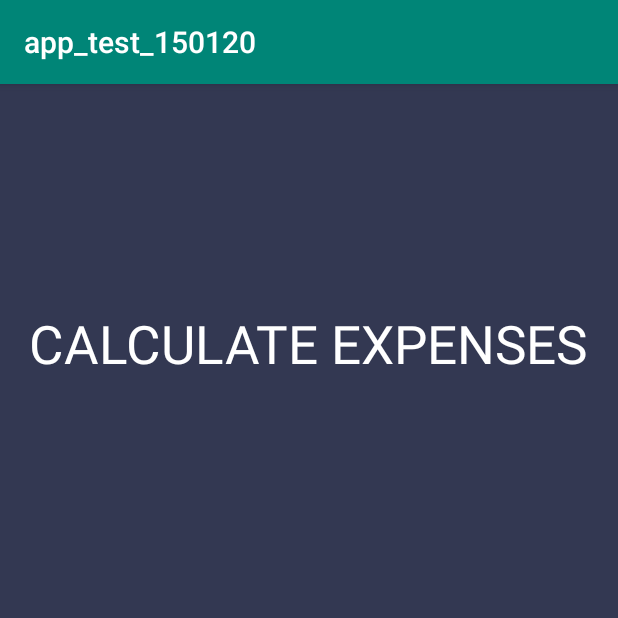
After one commit to SapirLevy95/SplitEven, an Android app: the CalculateExpenses screen opened directly, with no data from a screen before it, on a phone screen of 412 x 824 dp, the top half of it. The commit adds this screen. Run offline under Robolectric (Android 15) with nearby library versions, the phone set to English and light mode, and no system bars.

Commit message:
adding calculation expenses screen

```diff
--- a/app/src/main/AndroidManifest.xml
+++ b/app/src/main/AndroidManifest.xml
@@ -9,10 +9,11 @@
         android:roundIcon="@mipmap/ic_launcher_round"
         android:supportsRtl="true"
         android:theme="@style/AppTheme">
+        <activity android:name=".CalculateExpenses"></activity>
         <activity
             android:name=".approveNewItem"
             android:label="@string/title_activity_approve_new_item"
-            android:theme="@style/AppTheme.NoActionBar"></activity>
+            android:theme="@style/AppTheme.NoActionBar" />
         <activity android:name=".admin_main_menu" />
         <activity android:name=".add_shared_item" />
         <activity android:name=".ShoppingCart" />
--- /dev/null
+++ b/app/src/main/java/com/example/split_even/CalculateExpenses.java
@@ -0,0 +1,46 @@
+package com.example.split_even;
+
+import androidx.appcompat.app.AppCompatActivity;
+
+import android.os.Bundle;
+import android.widget.TextView;
+
+public class CalculateExpenses extends AppCompatActivity {
+
+    private TextView user1;
+    private TextView user2;
+    private  TextView user3;
+    private TextView user4;
+    private TextView user1_expenses;
+    private  TextView user2_expenses;
+    private TextView user3_expenses;
+    private  TextView user4_expenses;
+
+    @Override
+    protected void onCreate(Bundle savedInstanceState) {
+        super.onCreate(savedInstanceState);
+        setContentView(R.layout.activity_calculate_expenses);
+
+        user1 = findViewById(R.id.username1Tv);
+        user2 = findViewById(R.id.username2Tv);
+        user3 = findViewById(R.id.username3Tv);
+
+        user1_expenses = findViewById(R.id.user1ExpensesTv);
+        user1_expenses = findViewById(R.id.user2ExpensesTv);
+        user1_expenses = findViewById(R.id.user3ExpensesTv);
+
+        //Todo : put the info into the textview like -->   user1.setText(""); --> while we get the text from DB
+
+
+
+
+
+
+
+
+
+
+
+
+    }
+}
--- a/app/src/main/java/com/example/split_even/Main_menu.java
+++ b/app/src/main/java/com/example/split_even/Main_menu.java
@@ -28,6 +28,7 @@ public class Main_menu extends AppCompatActivity {
     Button addOfferItemBt;
     EditText offerNewItemEt;
     static String offeredItem;
+    Button calculationScreenBt;
 
 
     @Override
@@ -41,6 +42,7 @@ public class Main_menu extends AppCompatActivity {
         approveNewItemBt = findViewById(R.id.approve_new_itemBt);
         addOfferItemBt = findViewById(R.id.offerItemB);
         offerNewItemEt = findViewById(R.id.add_iteEt);
+        calculationScreenBt = findViewById(R.id.calculationExpansesScreenBt);
 
         if (!AppState.user_name.equals("admin@gmail.com")) {
             System.out.println("user_name");
@@ -99,6 +101,15 @@ public class Main_menu extends AppCompatActivity {
             }
         });
 
+
+        calculationScreenBt.setOnClickListener(new View.OnClickListener() {
+            @Override
+            public void onClick(View view) {
+                moveToCalculatuonScreen();
+            }
+        });
+
+
         mLogOffBtn.setOnClickListener(new View.OnClickListener() {
             @Override
             public void onClick(View view) {
@@ -122,6 +133,11 @@ public class Main_menu extends AppCompatActivity {
         startActivity(intent);
     }
 
+    private void moveToCalculatuonScreen() {
+        Intent intent = new Intent(getApplicationContext(), CalculateExpenses.class);
+        startActivity(intent);
+    }
+
     private void moveToOpeningScreen() {
         Intent intent = new Intent(getApplicationContext(), MainActivity.class);
         startActivity(intent);
--- /dev/null
+++ b/app/src/main/res/layout/activity_calculate_expenses.xml
@@ -0,0 +1,82 @@
+<?xml version="1.0" encoding="utf-8"?>
+<androidx.appcompat.widget.LinearLayoutCompat xmlns:android="http://schemas.android.com/apk/res/android"
+    xmlns:app="http://schemas.android.com/apk/res-auto"
+    xmlns:tools="http://schemas.android.com/tools"
+    android:layout_width="match_parent"
+    android:layout_height="match_parent"
+    android:orientation="vertical"
+    android:background="#333852"
+    android:gravity="center">
+
+
+    <TextView
+        android:id="@+id/main_menuTv"
+        android:layout_width="wrap_content"
+        android:layout_height="wrap_content"
+        android:text="CALCULATE EXPENSES"
+        android:textSize= '35dp'
+        android:layout_marginTop="1dp"
+        android:layout_marginBottom="180dp"
+        android:textColor="#ffff"
+
+        />
+
+
+    <LinearLayout
+        android:layout_width="wrap_content"
+        android:layout_height="wrap_content"
+        android:layout_marginTop="1dp">
+
+        <TextView
+            android:id="@+id/username1Tv"
+            android:layout_width="106dp"
+            android:textSize="20dp"
+            android:layout_height="wrap_content"
+            android:text="" />
+        <TextView
+            android:id="@+id/user1ExpensesTv"
+            android:layout_width="wrap_content"
+            android:minWidth="100dp"
+            android:layout_height="wrap_content"
+            android:text=""/>
+
+    </LinearLayout>
+    <LinearLayout
+        android:layout_width="wrap_content"
+        android:layout_height="wrap_content"
+        android:layout_marginTop="80dp">
+
+        <TextView
+            android:id="@+id/username2Tv"
+            android:layout_width="106dp"
+            android:textSize="20dp"
+            android:layout_height="wrap_content"
+            android:text="" />
+        <TextView
+            android:id="@+id/user2ExpensesTv"
+            android:layout_width="106dp"
+            android:textSize="20dp"
+            android:layout_height="wrap_content" />
+    </LinearLayout>
+    <LinearLayout
+        android:layout_width="wrap_content"
+        android:layout_height="wrap_content"
+        android:layout_marginTop="80dp">
+
+        <TextView
+            android:id="@+id/username3Tv"
+            android:layout_width="106dp"
+            android:textSize="20dp"
+            android:layout_height="wrap_content"
+            android:text="" />
+        <TextView
+            android:id="@+id/user3ExpensesTv"
+            android:layout_width="wrap_content"
+            android:minWidth="100dp"
+            android:layout_height="wrap_content"
+            android:text=""/>
+    </LinearLayout>
+
+
+
+    </androidx.appcompat.widget.LinearLayoutCompat>
--- a/app/src/main/res/layout/activity_main_menu.xml
+++ b/app/src/main/res/layout/activity_main_menu.xml
@@ -48,6 +48,16 @@
         android:textColor="#ffff"
         android:shadowColor="#333852"
         android:text="Approve new item" />
+    <Button
+        android:id="@+id/calculationExpansesScreenBt"
+        android:layout_width="wrap_content"
+        android:layout_height="wrap_content"
+        android:background="#333852"
+        android:layout_marginTop="25dp"
+        android:textColor="#ffff"
+        android:shadowColor="#333852"
+        android:text="Calculation screen" />
+
 
      <LinearLayout
          android:layout_width="wrap_content"
```
